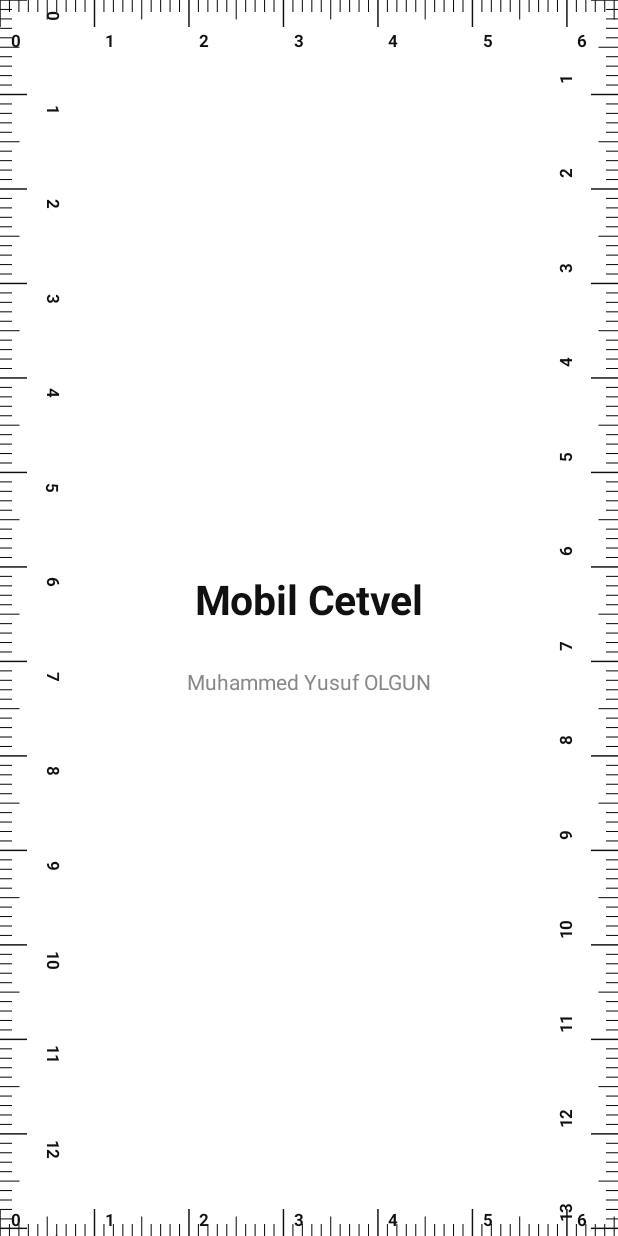
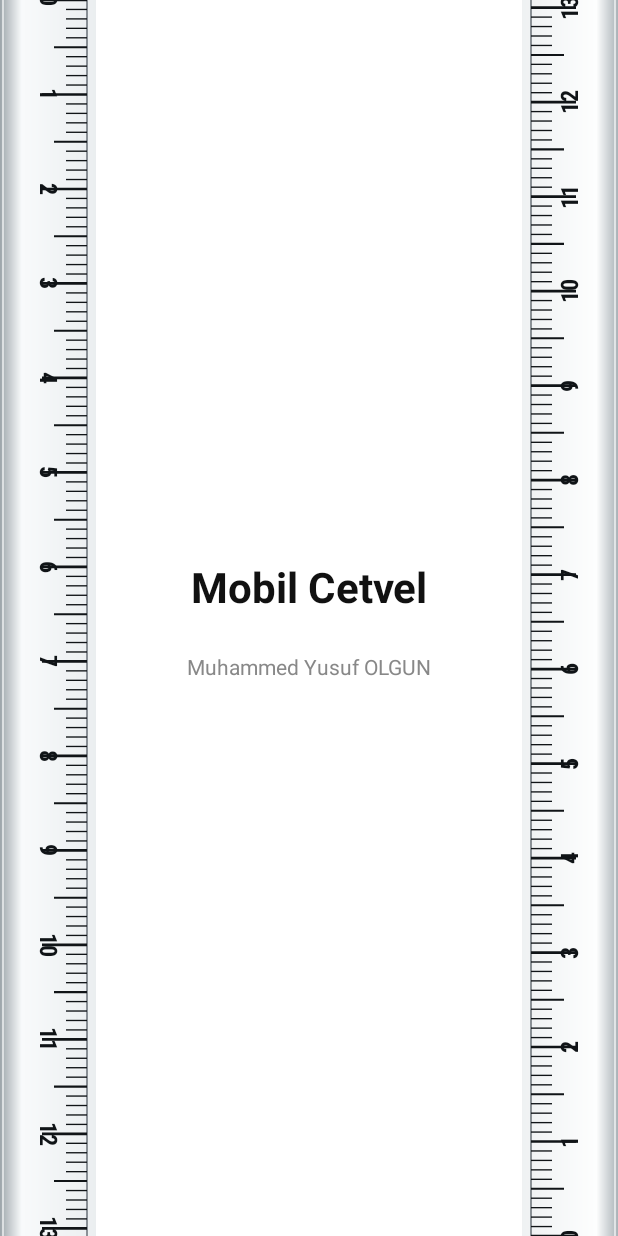
Before and after one commit to muhammedyusufolgun/Cetvel, an Android app: the screen it shows after launch (MainActivity), on a phone screen of 412 x 824 dp. Run offline under Robolectric (Android 15) with nearby library versions, the phone set to English and light mode, and no system bars.

Commit message:
Make ruler full-screen with steel side scales

```diff
--- a/app/src/main/java/com/olgun/mobilcetvel/MainActivity.java
+++ b/app/src/main/java/com/olgun/mobilcetvel/MainActivity.java
@@ -1,53 +1,77 @@
 package com.olgun.mobilcetvel;
+
 import android.app.Activity;
 import android.os.Bundle;
 import android.graphics.Canvas;
+import android.graphics.LinearGradient;
 import android.graphics.Paint;
+import android.graphics.Shader;
 import android.graphics.Typeface;
 import android.view.View;
 
 public class MainActivity extends Activity {
     @Override public void onCreate(Bundle state) {
         super.onCreate(state);
-  getWindow().getDecorView().setSystemUiVisibility(View.SYSTEM_UI_FLAG_LIGHT_STATUS_BAR | View.SYSTEM_UI_FLAG_LIGHT_NAVIGATION_BAR);
-  getWindow().setStatusBarColor(0xffffffff);
-  getWindow().setNavigationBarColor(0xffffffff);
+        getWindow().getDecorView().setSystemUiVisibility(
+                View.SYSTEM_UI_FLAG_FULLSCREEN | View.SYSTEM_UI_FLAG_HIDE_NAVIGATION |
+                View.SYSTEM_UI_FLAG_IMMERSIVE_STICKY | View.SYSTEM_UI_FLAG_LAYOUT_FULLSCREEN |
+                View.SYSTEM_UI_FLAG_LAYOUT_HIDE_NAVIGATION | View.SYSTEM_UI_FLAG_LAYOUT_STABLE);
         setContentView(new RulerView());
     }
+
     private final class RulerView extends View {
         private final Paint p = new Paint(Paint.ANTI_ALIAS_FLAG);
         private final float density = getResources().getDisplayMetrics().density;
-  private final float xdpi = getResources().getDisplayMetrics().xdpi;
         private final float ydpi = getResources().getDisplayMetrics().ydpi;
-  RulerView() { super(MainActivity.this); setLayerType(View.LAYER_TYPE_SOFTWARE,null); setBackgroundColor(0xffffffff); }
-  private void line(Canvas c,float x1,float y1,float x2,float y2,float width) {
-   p.setColor(0xff111111); p.setStrokeWidth(width); p.setStyle(Paint.Style.STROKE); c.drawLine(x1,y1,x2,y2,p); p.setStyle(Paint.Style.FILL);
+        private final float band = 64 * density;
+        private final float inset = 6 * density;
+        RulerView() { super(MainActivity.this); setLayerType(View.LAYER_TYPE_SOFTWARE, null); setBackgroundColor(0xffffffff); }
+
+        private void drawSteel(Canvas c, float w, float h) {
+            p.setStyle(Paint.Style.FILL);
+            p.setShader(new LinearGradient(0, 0, w, 0,
+                    new int[]{0xff9da5aa,0xfff8fafb,0xffc6cdd1,0xfffdfefe,0xffaab2b7},
+                    new float[]{0f,0.035f,0.5f,0.965f,1f}, Shader.TileMode.CLAMP));
+            c.drawRect(0,0,band,h,p); c.drawRect(w-band,0,w,h,p); p.setShader(null);
+            p.setColor(0xff687177); p.setStrokeWidth(Math.max(1f,density));
+            c.drawLine(band-inset,0,band-inset,h,p); c.drawLine(w-band+inset,0,w-band+inset,h,p);
+            p.setColor(0xffffffff); p.setStrokeWidth(density*0.8f);
+            c.drawLine(2*density,0,2*density,h,p); c.drawLine(w-2*density,0,w-2*density,h,p);
         }
-  private void label(Canvas c,String s,float x,float y,float size) {
-   p.setColor(0xff111111); p.setTextSize(size); p.setTypeface(Typeface.create("sans-serif",Typeface.BOLD)); p.setTextAlign(Paint.Align.CENTER); c.drawText(s,x,y,p);
+
+        private void tick(Canvas c, float x1,float y,float x2,float width) {
+            p.setShader(null); p.setColor(0xff101417); p.setStrokeWidth(width); p.setStyle(Paint.Style.STROKE);
+            c.drawLine(x1,y,x2,y,p); p.setStyle(Paint.Style.FILL);
         }
+
+        private void number(Canvas c,String value,float x,float y,boolean left) {
+            p.setShader(null); p.setColor(0xff101417); p.setTextSize(16*density);
+            p.setTypeface(Typeface.create("sans-serif-condensed",Typeface.BOLD)); p.setTextAlign(Paint.Align.CENTER);
+            c.save(); c.rotate(left?90:-90,x,y); c.drawText(value,x,y+5*density,p); c.restore();
+        }
+
+        private void edgeScale(Canvas c,float w,float h,boolean left) {
+            float pixelsPerMm=ydpi/25.4f;
+            int count=(int)(h/pixelsPerMm);
+            float base=left?band-inset:w-band+inset;
+            for(int mm=0;mm<=count;mm++) {
+                float y=left?mm*pixelsPerMm:h-mm*pixelsPerMm;
+                int unit=mm%10;
+                float length=(unit==0?30:unit==5?22:14)*density;
+                float end=left?base-length:base+length;
+                tick(c,base,y,end,unit==0?1.8f*density:unit==5?1.35f*density:0.9f*density);
+                if(unit==0) number(c,Integer.toString(mm/10),left?band*0.49f:w-band*0.49f,y,left);
+            }
+        }
+
         @Override protected void onDraw(Canvas canvas) {
-   super.onDraw(canvas); canvas.drawColor(0xffffffff);
-   float w=getWidth(), h=getHeight(), sx=xdpi/25.4f, sy=ydpi/25.4f, stroke=Math.max(1f,density*0.7f);
-   for(int i=0,n=(int)(w/sx);i<=n;i++) {
-    float x=i*sx; int mm=i%10; float len=(mm==0?18:mm==5?13:8)*density;
-    line(canvas,x,0,x,len,mm==0?stroke*1.4f:stroke);
-    if(mm==0) label(canvas,Integer.toString(i/10),x+10*density,31*density,11*density);
-    line(canvas,x,h,x,h-len,mm==0?stroke*1.4f:stroke);
-    if(mm==0) label(canvas,Integer.toString(i/10),x+10*density,h-7*density,11*density);
-   }
-   for(int i=0,n=(int)(h/sy);i<=n;i++) {
-    float y=i*sy; int mm=i%10; float len=(mm==0?18:mm==5?13:8)*density;
-    line(canvas,0,y,len,y,mm==0?stroke*1.4f:stroke);
-    if(mm==0) { canvas.save(); canvas.rotate(90,31*density,y+10*density); label(canvas,Integer.toString(i/10),31*density,y+10*density,11*density); canvas.restore(); }
-    line(canvas,w,y,w-len,y,mm==0?stroke*1.4f:stroke);
-    if(mm==0) { canvas.save(); canvas.rotate(-90,w-31*density,y-10*density); label(canvas,Integer.toString(i/10),w-31*density,y-10*density,11*density); canvas.restore(); }
-   }
-   float cy=h/2f;
-   p.setColor(0xff111111); p.setTextAlign(Paint.Align.CENTER); p.setTypeface(Typeface.create("sans-serif",Typeface.BOLD)); p.setTextSize(27*density);
-   canvas.drawText("Mobil Cetvel",w/2f,cy-2*density,p);
-   p.setTypeface(Typeface.create("sans-serif",Typeface.NORMAL)); p.setTextSize(14*density); p.setColor(0xff888888);
-   canvas.drawText("Muhammed Yusuf OLGUN",w/2f,cy+48*density,p);
+            super.onDraw(canvas); float w=getWidth(),h=getHeight(); canvas.drawColor(0xffffffff);
+            drawSteel(canvas,w,h); edgeScale(canvas,w,h,true); edgeScale(canvas,w,h,false);
+            p.setShader(null); p.setTextAlign(Paint.Align.CENTER); p.setColor(0xff111111);
+            p.setTypeface(Typeface.create("sans-serif",Typeface.BOLD)); p.setTextSize(28*density);
+            float cy=h/2f; canvas.drawText("Mobil Cetvel",w/2f,cy-10*density,p);
+            p.setColor(0xff888888); p.setTypeface(Typeface.create("sans-serif",Typeface.NORMAL)); p.setTextSize(14*density);
+            canvas.drawText("Muhammed Yusuf OLGUN",w/2f,cy+38*density,p);
         }
     }
 }
```
Lines whose indentation alone changed are shown as unchanged.
